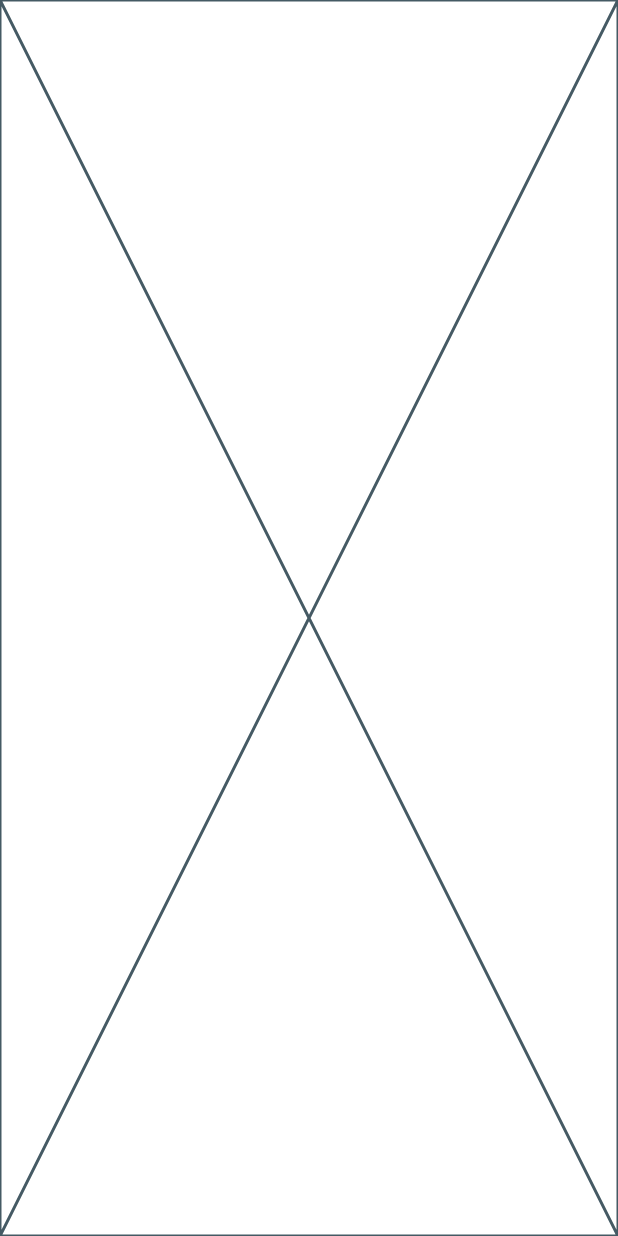
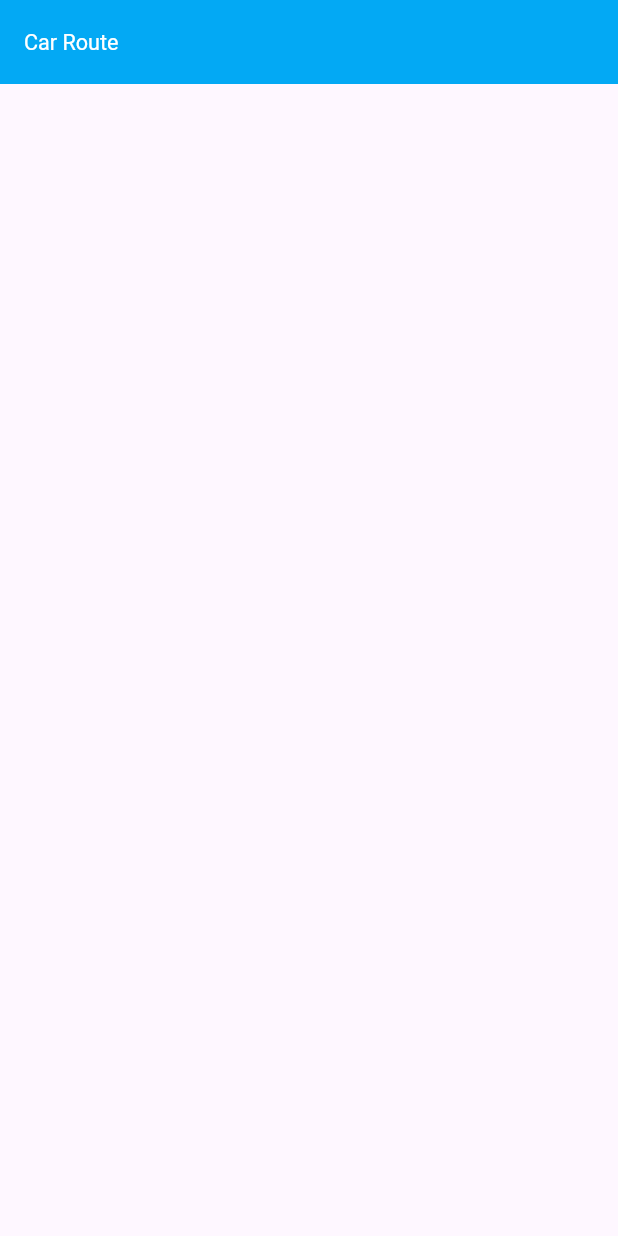
Before and after one commit to RafidKhan/car_route, a Flutter app: the screen it shows after launch, on a phone screen of 412 x 824 dp. Run offline on Flutter 3.47's test engine with Material 3 defaults, Android fonts, the phone set to English and light mode, and no system bars; our stand-ins replace flutter_screenutil.

Commit message:
UI : global text widget set

```diff
--- a/lib/main.dart
+++ b/lib/main.dart
@@ -1,4 +1,5 @@
 import 'package:flutter/material.dart';
+import 'package:flutter_screenutil/flutter_screenutil.dart';
 
 import 'modules/home_page/view/home_screen.dart';
 
@@ -9,16 +10,20 @@ void main() {
 class MyApp extends StatelessWidget {
   const MyApp({super.key});
 
-  // This widget is the root of your application.
   @override
   Widget build(BuildContext context) {
-    return MaterialApp(
-      title: 'Flutter Demo',
-      theme: ThemeData(
-        colorScheme: ColorScheme.fromSeed(seedColor: Colors.deepPurple),
-        useMaterial3: true,
+    return ScreenUtilInit(
+      designSize: const Size(360, 800),
+      minTextAdapt: true,
+      child: MaterialApp(
+        title: 'Car Route',
+        debugShowCheckedModeBanner: false,
+        theme: ThemeData(
+          colorScheme: ColorScheme.fromSeed(seedColor: Colors.deepPurple),
+          useMaterial3: true,
+        ),
+        home: const HomeScreen(),
       ),
-      home: const HomeScreen(),
     );
   }
 }
--- /dev/null
+++ b/lib/modules/global/widgets/global_text.dart
@@ -0,0 +1,32 @@
+import 'package:flutter/material.dart';
+import 'package:flutter_screenutil/flutter_screenutil.dart';
+
+class GlobalText extends StatelessWidget {
+  final String text;
+  final Color color;
+  final double fontSize;
+  final FontWeight fontWeight;
+  final TextAlign textAlign;
+
+  const GlobalText(
+    this.text, {
+    super.key,
+    this.color = Colors.black,
+    this.fontSize = 14,
+    this.fontWeight = FontWeight.normal,
+    this.textAlign = TextAlign.start,
+  });
+
+  @override
+  Widget build(BuildContext context) {
+    return Text(
+      text,
+      textAlign: textAlign,
+      style: TextStyle(
+        color: color,
+        fontSize: fontSize.sp,
+        fontWeight: fontWeight,
+      ),
+    );
+  }
+}
--- a/lib/modules/home_page/view/home_screen.dart
+++ b/lib/modules/home_page/view/home_screen.dart
@@ -1,10 +1,20 @@
 import 'package:flutter/material.dart';
+
+import '../../global/widgets/global_text.dart';
 
 class HomeScreen extends StatelessWidget {
   const HomeScreen({super.key});
 
   @override
   Widget build(BuildContext context) {
-    return const Placeholder();
+    return Scaffold(
+      appBar: AppBar(
+        title: const GlobalText(
+          'Car Route',
+          color: Colors.white,
+        ),
+        backgroundColor: Colors.lightBlue,
+      ),
+    );
   }
 }
--- a/pubspec.yaml
+++ b/pubspec.yaml
@@ -35,6 +35,7 @@ dependencies:
   # The following adds the Cupertino Icons font to your application.
   # Use with the CupertinoIcons class for iOS style icons.
   cupertino_icons: ^1.0.8
+  flutter_screenutil: ^5.9.3
 
 dev_dependencies:
   flutter_test:
```
Also changed, not shown: pubspec.lock.
